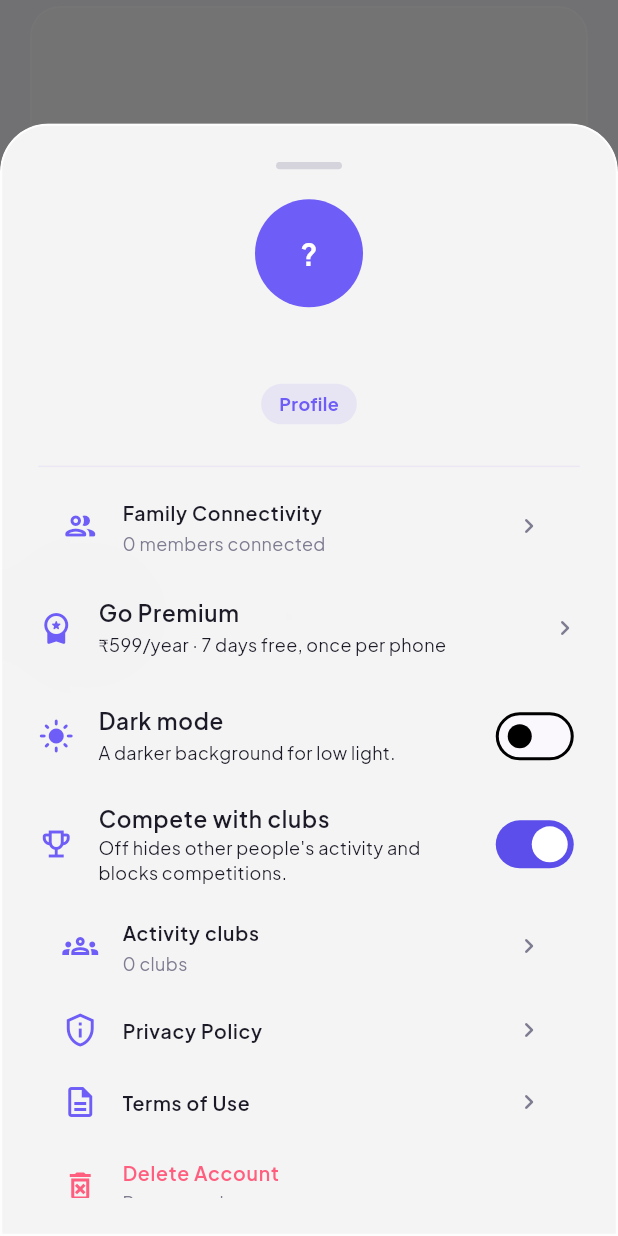
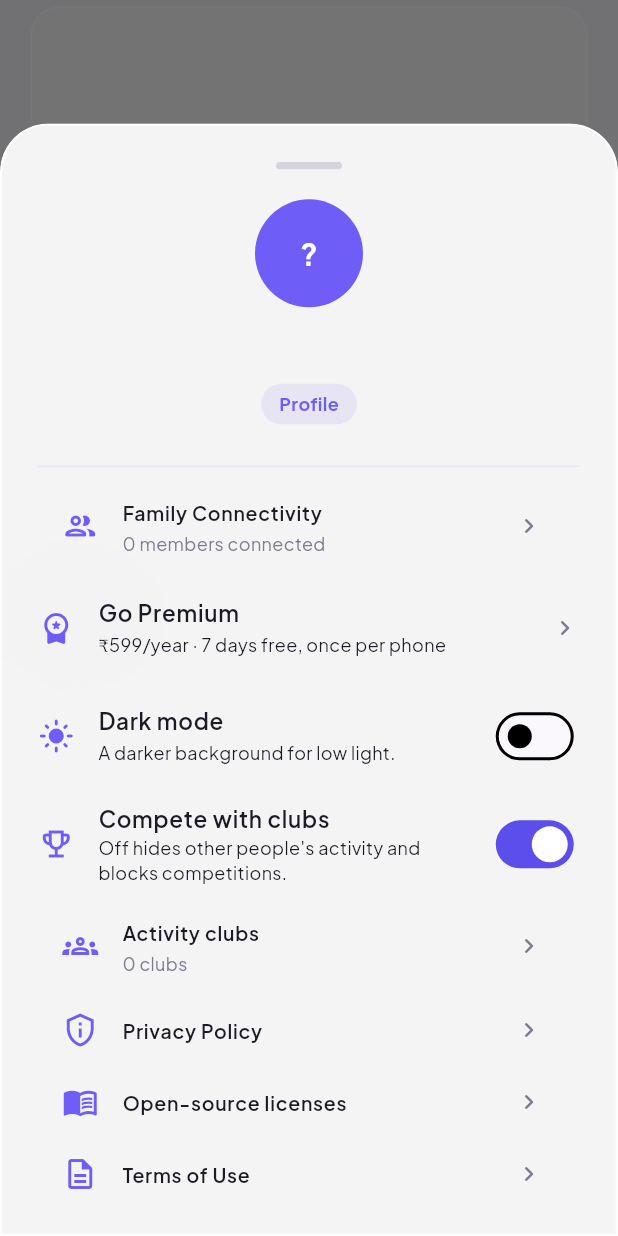
Before and after one commit to prakhar8506/omnidoc, a Flutter app: the GlassAppBar widget shown alone on an empty page, opened directly with empty values, after a tap on an icon or button, on a phone screen of 412 x 824 dp. Run offline on Flutter 3.47's test engine with Material 3 defaults, Android fonts, the phone set to English and light mode, and no system bars; our stand-ins replace app_links, file_picker, fl_chart, google_fonts, google_sign_in, image_picker and 6 more; missing offline and left inert: google_mlkit_text_recognition, health, razorpay_flutter; accounts and stored records are empty.

Commit message:
audit(C): add the open-source licenses screen and font notice.
Co-authored-by: Cursor <cursoragent@cursor.com>

```diff
--- a/lib/core/widgets/glass_app_bar.dart
+++ b/lib/core/widgets/glass_app_bar.dart
@@ -355,6 +355,20 @@ class GlassAppBar extends StatelessWidget implements PreferredSizeWidget {
                   ),
                   ListTile(
                     dense: true,
+                    leading: const Icon(Icons.menu_book_outlined, color: AppColors.primaryContainer),
+                    title: const Text('Open-source licenses', style: TextStyle(fontWeight: FontWeight.w600)),
+                    trailing: const Icon(Icons.chevron_right_rounded, size: 20, color: AppColors.textSecondary),
+                    onTap: () {
+                      Navigator.pop(dialogContext);
+                      showLicensePage(
+                        context: context,
+                        applicationName: AppBrand.name,
+                        applicationLegalese: 'Plus Jakarta Sans is used under the SIL Open Font License 1.1.',
+                      );
+                    },
+                  ),
+                  ListTile(
+                    dense: true,
                     leading: const Icon(Icons.description_outlined, color: AppColors.primaryContainer),
                     title: const Text('Terms of Use', style: TextStyle(fontWeight: FontWeight.w600)),
                     trailing: const Icon(Icons.chevron_right_rounded, size: 20, color: AppColors.textSecondary),
```
Also changed, not shown: 2 other files.
